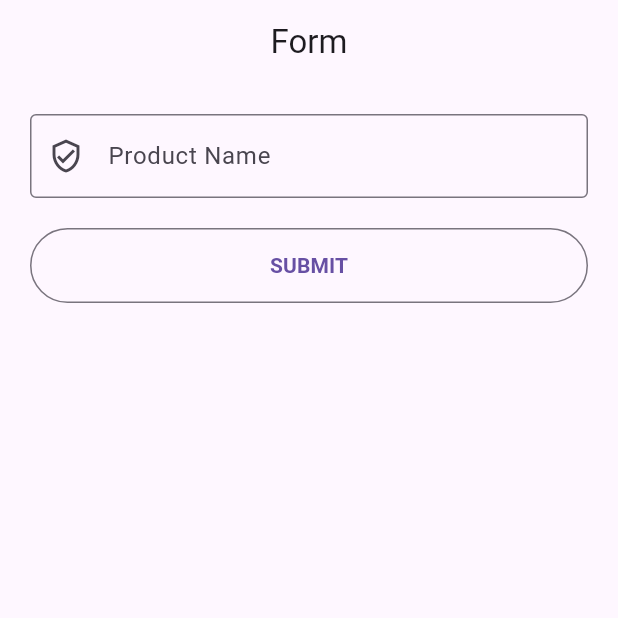
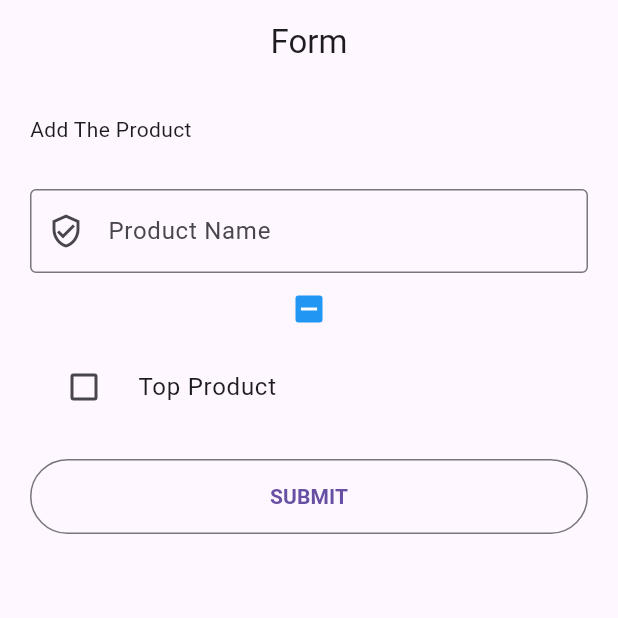
Before and after one commit to yudamuliawan07/fluter, a Flutter app: the screen it shows after launch, on a phone screen of 412 x 824 dp, the top half of it. Run offline on Flutter 3.47's test engine with Material 3 defaults, Android fonts, the phone set to English and light mode, and no system bars.

Commit message:
Checkbox Button

```diff
--- a/firstproject/lib/form.dart
+++ b/firstproject/lib/form.dart
@@ -9,22 +9,14 @@ class MyForm extends StatefulWidget {
 }
 
 class _MyFormState extends State<MyForm> {
-
-  var _productName;
-
   final _productController = TextEditingController();
 
+  bool? _checkBox, _listilecheckbox = false;
 
   @override
   void dispose() {
     _productController.dispose();
     super.dispose();
-  }
-
-  void _updateText(val){
-    setState(() {
-      _productName = _productController.text;
-    });
   }
 
   @override
@@ -38,6 +30,10 @@ class _MyFormState extends State<MyForm> {
         padding: EdgeInsets.all(20.0),
         child: ListView(
           children: [
+            const Text("Add The Product"),
+            const SizedBox(
+              height: 30.0,
+            ),
             TextFormField(
               controller: _productController,
               decoration: InputDecoration(
@@ -46,7 +42,29 @@ class _MyFormState extends State<MyForm> {
                 border: OutlineInputBorder(),
               ),
             ),
-            SizedBox(height: 20.0,),
+            Checkbox(
+                checkColor: Colors.white,
+                activeColor: Colors.blue,
+                tristate: true,
+                value: _checkBox,
+                onChanged: (val) {
+                  setState(() {
+                    _checkBox = val;
+                  });
+                }),
+            CheckboxListTile(
+                value: _listilecheckbox,
+                title: Text("Top Product"),
+                onChanged: (val) {
+                  setState(() {
+                    _listilecheckbox = val;
+                  });
+                },
+                controlAffinity: ListTileControlAffinity.leading,
+                ),
+            SizedBox(
+              height: 20.0,
+            ),
             myBtn(context)
           ],
         ),
@@ -61,7 +79,9 @@ class _MyFormState extends State<MyForm> {
         Navigator.push(
           context,
           MaterialPageRoute(builder: (context) {
-              return Details(productName: _productController.text,);
+            return Details(
+              productName: _productController.text,
+            );
           }),
         );
       },
```
Lines whose indentation alone changed are shown as unchanged.
